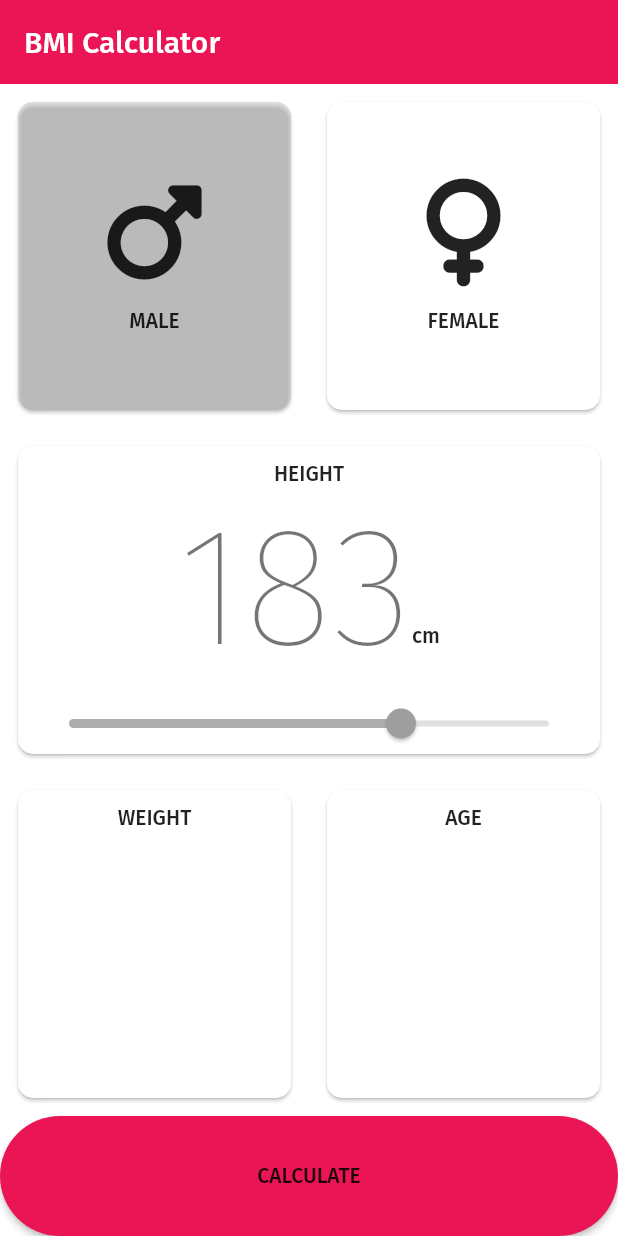
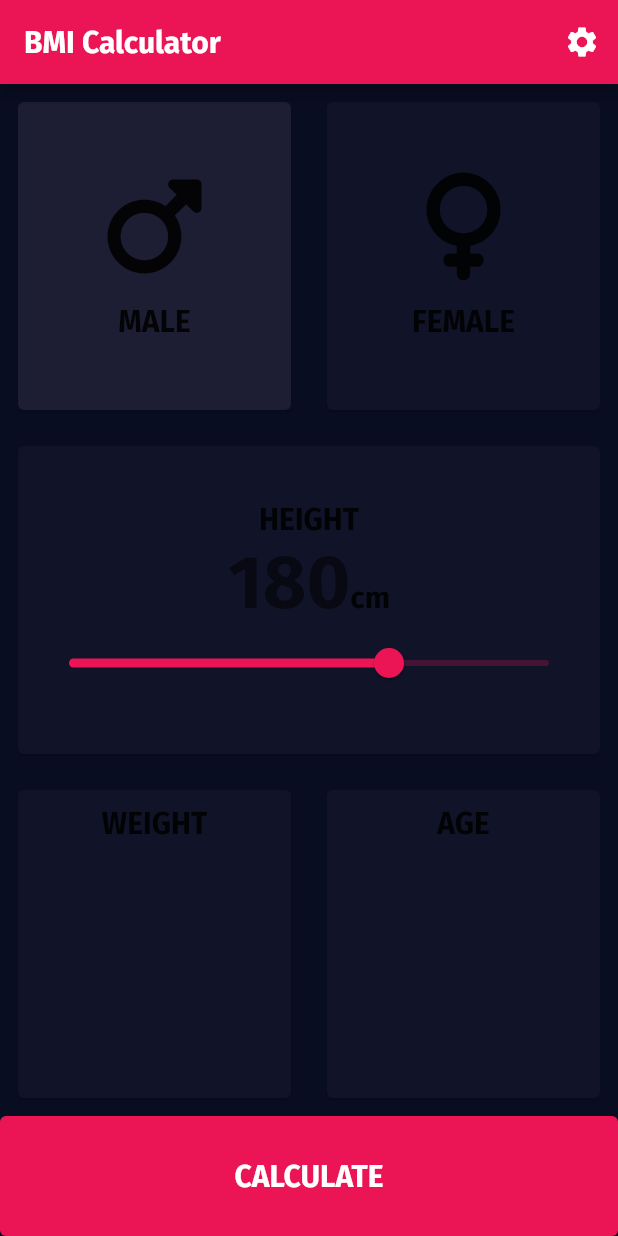
Before and after one commit to SignsMatt/mabbit_bmi_calc, a Flutter app: the screen it shows after launch, on a phone screen of 412 x 824 dp. Run offline on Flutter 3.47's test engine with Material 2 defaults, Android fonts, the light colour scheme and no system bars; our stand-ins replace font_awesome_flutter, google_fonts; project files that could hold a hidden picture were left out.

Commit message:
Standard ThemeData and ColorSchemes

```diff
--- a/lib/main.dart
+++ b/lib/main.dart
@@ -1,7 +1,6 @@
-import 'package:flex_color_scheme/flex_color_scheme.dart';
 import 'package:flutter/material.dart';
-import 'package:google_fonts/google_fonts.dart';
 import 'package:mabbit_bmi_calc/screens/main_page.dart';
+import 'package:mabbit_bmi_calc/theming.dart';
 
 void main() {
   runApp(const MabbitBMIApp());
@@ -10,53 +9,13 @@ void main() {
 class MabbitBMIApp extends StatelessWidget {
   const MabbitBMIApp({super.key});
 
-  @override
+   @override
   Widget build(BuildContext context) {
     return MaterialApp(
       debugShowCheckedModeBanner: false,
-      theme: FlexThemeData.light(
-        colors: const FlexSchemeColor(
-          primary: Color(0xffeb1555),
-          primaryContainer: Color(0xffd0e4ff),
-          secondary: Color(0xff090d22),
-          secondaryContainer: Color(0xffffdbcf),
-          tertiary: Color(0xff1d1e33),
-          tertiaryContainer: Color(0xff95f0ff),
-          appBarColor: Color(0xffffdbcf),
-          error: Color(0xffb00020),
-        ),
-        usedColors: 2,
-        surfaceMode: FlexSurfaceMode.levelSurfacesLowScaffold,
-        blendLevel: 9,
-        subThemesData: const FlexSubThemesData(
-          blendOnLevel: 10,
-          blendOnColors: false,
-        ),
-        visualDensity: FlexColorScheme.comfortablePlatformDensity,
-        fontFamily: GoogleFonts.firaSans().fontFamily,
-      ),
-      darkTheme: FlexThemeData.dark(
-        colors: const FlexSchemeColor(
-          primary: Color(0xffeb1555),
-          primaryContainer: Color(0xffd0e4ff),
-          secondary: Color(0xff090d22),
-          secondaryContainer: Color(0xffffdbcf),
-          tertiary: Color(0xff1d1e33),
-          tertiaryContainer: Color(0xff95f0ff),
-          appBarColor: Color(0xffffdbcf),
-          error: Color(0xffb00020),
-        ).defaultError.toDark(10, false),
-        usedColors: 2,
-        surfaceMode: FlexSurfaceMode.levelSurfacesLowScaffold,
-        blendLevel: 15,
-        subThemesData: const FlexSubThemesData(
-          blendOnLevel: 20,
-        ),
-        visualDensity: FlexColorScheme.comfortablePlatformDensity,
-        fontFamily: GoogleFonts.firaSans().fontFamily,
-      ),
+      theme: lightTheme,
+      darkTheme: darkTheme,
       themeMode: ThemeMode.system,
-
       home: const BMIMainPage(
         title: 'BMI Calculator',
       ),
--- /dev/null
+++ b/lib/reusable_cards.dart
@@ -0,0 +1,71 @@
+import 'package:flutter/material.dart';
+import 'package:font_awesome_flutter/font_awesome_flutter.dart';
+
+class ReusableCard extends StatelessWidget {
+  final bool selected;
+  final Widget? child;
+
+  const ReusableCard({
+    Key? key,
+    required this.selected,
+    required this.child,
+  }) : super(key: key);
+
+  @override
+  Widget build(BuildContext context) {
+    return Padding(
+      padding: const EdgeInsets.all(8.0),
+      child: Card(
+        color: selected
+            ? Theme.of(context).colorScheme.surfaceVariant
+            : Theme.of(context).colorScheme.surface,
+        // shape: const RoundedRectangleBorder(
+        //   borderRadius: BorderRadius.all(
+        //     Radius.circular(10.0),
+        //   ),
+        // ),
+        child: Padding(
+          padding: const EdgeInsets.all(10.0),
+          child: child,
+        ),
+      ),
+    );
+  }
+}
+
+class GenderSelector extends StatelessWidget {
+  const GenderSelector(
+      {super.key, required this.gender, required this.selected, this.onTap});
+
+  final Gender gender;
+  final bool selected;
+  final GestureTapCallback? onTap;
+
+  @override
+  Widget build(BuildContext context) {
+    return GestureDetector(
+      onTap: onTap,
+      child: ReusableCard(
+        selected: selected,
+        child: Column(
+          mainAxisAlignment: MainAxisAlignment.center,
+          children: [
+            Icon(
+              gender == Gender.male
+                  ? FontAwesomeIcons.mars
+                  : FontAwesomeIcons.venus,
+              size: 72.0,
+            ),
+            const SizedBox(height: 15.0),
+            Text(
+              gender == Gender.male ? 'MALE' : 'FEMALE',
+              style: Theme.of(context).textTheme.titleLarge,
+            ),
+          ],
+        ),
+      ),
+    );
+  }
+}
+
+enum Gender { male, female }
--- a/lib/screens/main_page.dart
+++ b/lib/screens/main_page.dart
@@ -1,29 +1,31 @@
 import 'package:flutter/material.dart';
-import 'package:font_awesome_flutter/font_awesome_flutter.dart';
+import 'package:mabbit_bmi_calc/reusable_cards.dart';
 
-class BMIMainPage extends StatelessWidget {
+
+class BMIMainPage extends StatefulWidget {
   const BMIMainPage({super.key, required this.title});
 
   final String title;
 
-//   @override
-//   State<MyHomePage> createState() => _MyHomePageState();
-// }
+  @override
+  State<BMIMainPage> createState() => _BMIMainPageState();
+}
 
-// class _MyHomePageState extends State<MyHomePage> {
-//   int _counter = 0;
-
-//   void _incrementCounter() {
-//     setState(() {
-//       _counter++;
-//     });
-//   }
+class _BMIMainPageState extends State<BMIMainPage> {
+  double sliderValue = 180.0;
+  bool isMaleSelected = true;
 
   @override
   Widget build(BuildContext context) {
     return Scaffold(
       appBar: AppBar(
-        title: Text(title),
+        title: Text(widget.title),
+        actions: [
+          IconButton(
+            icon: const Icon(Icons.settings),
+            onPressed: () {},
+          ),
+        ],
       ),
       body: Center(
         child: Column(
@@ -31,46 +33,27 @@ class BMIMainPage extends StatelessWidget {
           children: [
             Expanded(
               child: Row(
-                children: const [
-                  GenderSelector(gender: Gender.male, selected: true),
-                  GenderSelector(gender: Gender.female, selected: false),
-                ],
+                children: [
+                  Expanded(
+                    child: GenderSelector(
+                      gender: Gender.male,
+                      selected: isMaleSelected,
+                      onTap: () {
+                        setState(() {
+                          isMaleSelected = true;
+                        });
+                      },
                     ),
                   ),
                   Expanded(
-              child: Row(
-                children: [
-                  ReusableCard(
-                    selected: false,
-                    child: Column(
-                      mainAxisAlignment: MainAxisAlignment.center,
-                      crossAxisAlignment: CrossAxisAlignment.center,
-                      children: [
-                        Text(
-                          'HEIGHT',
-                          style: Theme.of(context).textTheme.bodyLarge,
-                        ),
-                        Row(
-                          mainAxisAlignment: MainAxisAlignment.center,
-                          crossAxisAlignment: CrossAxisAlignment.baseline,
-                          textBaseline: TextBaseline.alphabetic,
-                          children: [
-                            Text(
-                              '183',
-                              style: Theme.of(context).textTheme.displayLarge,
-                            ),
-                            Text(
-                              'cm',
-                              style: Theme.of(context).textTheme.bodyLarge,
-                            ),
-                          ],
-                        ),
-                        const Slider(
-                            value: 183.0,
-                            onChanged: null,
-                            min: 100.0,
-                            max: 220.0)
-                      ],
+                    child: GenderSelector(
+                      gender: Gender.female,
+                      selected: !isMaleSelected,
+                      onTap: () {
+                        setState(() {
+                          isMaleSelected = false;
+                        });
+                      },
                     ),
                   ),
                 ],
@@ -79,26 +62,75 @@ class BMIMainPage extends StatelessWidget {
             Expanded(
               child: Row(
                 children: [
-                  ReusableCard(
+                  Expanded(
+                    child: ReusableCard(
+                      selected: false,
+                      child: Column(
+                        mainAxisAlignment: MainAxisAlignment.center,
+                        crossAxisAlignment: CrossAxisAlignment.center,
+                        children: [
+                          Text(
+                            'HEIGHT',
+                            style: Theme.of(context).textTheme.titleLarge,
+                          ),
+                          Row(
+                            mainAxisAlignment: MainAxisAlignment.center,
+                            crossAxisAlignment: CrossAxisAlignment.baseline,
+                            textBaseline: TextBaseline.alphabetic,
+                            children: [
+                              Text(
+                                sliderValue.toStringAsFixed(0),
+                                style: Theme.of(context).textTheme.headlineLarge,
+                              ),
+                              Text(
+                                'cm',
+                                style: Theme.of(context).textTheme.titleLarge,
+                              ),
+                            ],
+                          ),
+                          Slider(
+                              value: sliderValue,
+                              onChanged: (value) {
+                                setState(() {
+                                  sliderValue = value;
+                                });
+                              },
+                              min: 100.0,
+                              max: 220.0)
+                        ],
+                      ),
+                    ),
+                  ),
+                ],
+              ),
+            ),
+            Expanded(
+              child: Row(
+                children: [
+                  Expanded(
+                    child: ReusableCard(
                       selected: false,
                       child: Column(
                         children: [
                           Text(
                             'WEIGHT',
-                          style: Theme.of(context).textTheme.bodyLarge,
+                            style: Theme.of(context).textTheme.titleLarge,
                           ),
                         ],
                       ),
                     ),
-                  ReusableCard(
+                  ),
+                  Expanded(
+                    child: ReusableCard(
                       selected: false,
                       child: Column(
                         children: [
                           Text(
                             'AGE',
-                          style: Theme.of(context).textTheme.bodyLarge,
+                            style: Theme.of(context).textTheme.titleLarge,
                           ),
                         ],
+                      ),
                     ),
                   )
                 ],
@@ -109,15 +141,17 @@ class BMIMainPage extends StatelessWidget {
                 Expanded(
                   child: ElevatedButton(
                     onPressed: () {
-                      print('Calculate Clicked!');
+                      //Navigate to next screen
                     },
                     style: ElevatedButton.styleFrom(
-                      backgroundColor: Theme.of(context).primaryColor,
+                      backgroundColor: Theme.of(context).colorScheme.primary,
                       minimumSize: const Size(0.0, 80.0),
                     ),
                     child: Text(
                       'CALCULATE',
-                      style: Theme.of(context).textTheme.bodyLarge,
+                      style: Theme.of(context).textTheme.titleLarge?.copyWith(
+                            color: Colors.white,
+                          ),
                     ),
                   ),
                 ),
@@ -126,73 +160,7 @@ class BMIMainPage extends StatelessWidget {
           ],
         ),
       ),
+      backgroundColor: Theme.of(context).colorScheme.background,
     );
   }
 }
-
-class ReusableCard extends StatelessWidget {
-  final bool selected;
-  final Widget? child;
-
-  const ReusableCard({
-    Key? key,
-    required this.selected,
-    required this.child,
-  }) : super(key: key);
-
-  @override
-  Widget build(BuildContext context) {
-    return Expanded(
-      child: Padding(
-        padding: const EdgeInsets.all(8.0),
-        child: Card(
-          color: selected
-              ? Theme.of(context).highlightColor
-              : Theme.of(context).cardColor,
-          shape: const RoundedRectangleBorder(
-            borderRadius: BorderRadius.all(
-              Radius.circular(10.0),
-            ),
-          ),
-          child: Padding(
-            padding: const EdgeInsets.all(10.0),
-            child: child,
-          ),
-        ),
-      ),
-    );
-  }
-}
-
-class GenderSelector extends StatelessWidget {
-  const GenderSelector(
-      {super.key, required this.gender, required this.selected});
-
-  final Gender gender;
-  final bool selected;
-
-  @override
-  Widget build(BuildContext context) {
-    return ReusableCard(
-      selected: selected,
-      child: Column(
-        mainAxisAlignment: MainAxisAlignment.center,
-        children: [
-          Icon(
-            gender == Gender.male
-                ? FontAwesomeIcons.mars
-                : FontAwesomeIcons.venus,
-            size: 72.0,
-          ),
-          const SizedBox(height: 15.0),
-          Text(
-            gender == Gender.male ? 'MALE' : 'FEMALE',
-            style: Theme.of(context).textTheme.bodyLarge,
-          ),
-        ],
-      ),
-    );
-  }
-}
-
-enum Gender { male, female }
--- /dev/null
+++ b/lib/theming.dart
@@ -0,0 +1,54 @@
+import 'package:flutter/material.dart';
+import 'package:google_fonts/google_fonts.dart';
+
+const ColorScheme lightScheme = ColorScheme(
+  brightness: Brightness.light,
+  primary: Color(0xffeb1555),
+  onPrimary: Color(0xffffffff),
+  secondary: Color(0xff090d22),
+  onSecondary: Color(0xffffffff),
+  error: Colors.red,
+  onError: Colors.white,
+  background: Color(0xFF090D22),
+  onBackground: Colors.white,
+  surface: Color(0xFF111328),
+  onSurface: Colors.white,
+  surfaceVariant: Color(0xFF1D1E33),
+);
+
+const ColorScheme darkScheme = ColorScheme(
+  brightness: Brightness.dark,
+  primary: Color(0xffeb1555),
+  onPrimary: Color(0xffffffff),
+  secondary: Color(0xff090d22),
+  onSecondary: Color(0xffffffff),
+  error: Colors.red,
+  onError: Colors.white,
+  background: Color(0xFF090D22),
+  onBackground: Colors.white,
+  surface: Color(0xFF111328),
+  onSurface: Colors.white,
+  surfaceVariant: Color(0xFF1D1E33),
+);
+
+TextTheme textThemes = const TextTheme(
+  titleLarge: TextStyle(
+    fontWeight: FontWeight.bold,
+  ),
+  headlineLarge: TextStyle(
+    fontWeight: FontWeight.bold,
+    fontSize: 50.0,
+  ),
+);
+
+ThemeData lightTheme = ThemeData(
+  colorScheme: lightScheme,
+  fontFamily: GoogleFonts.firaSans().fontFamily,
+  textTheme: textThemes,
+);
+
+ThemeData darkTheme = ThemeData(
+  colorScheme: darkScheme,
+  fontFamily: GoogleFonts.firaSans().fontFamily,
+  textTheme: textThemes,
+);
```
Lines whose indentation alone changed are shown as unchanged.
